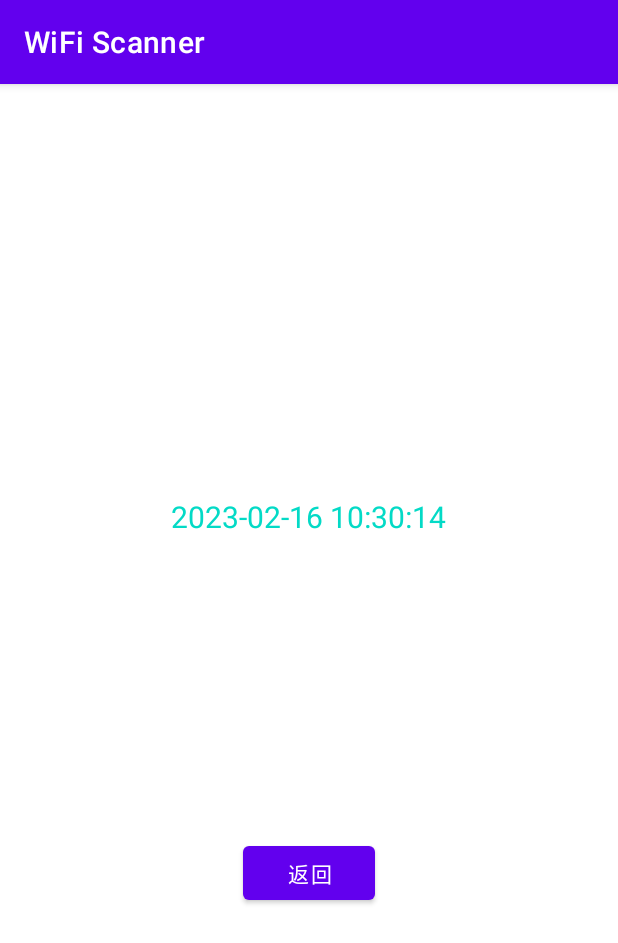
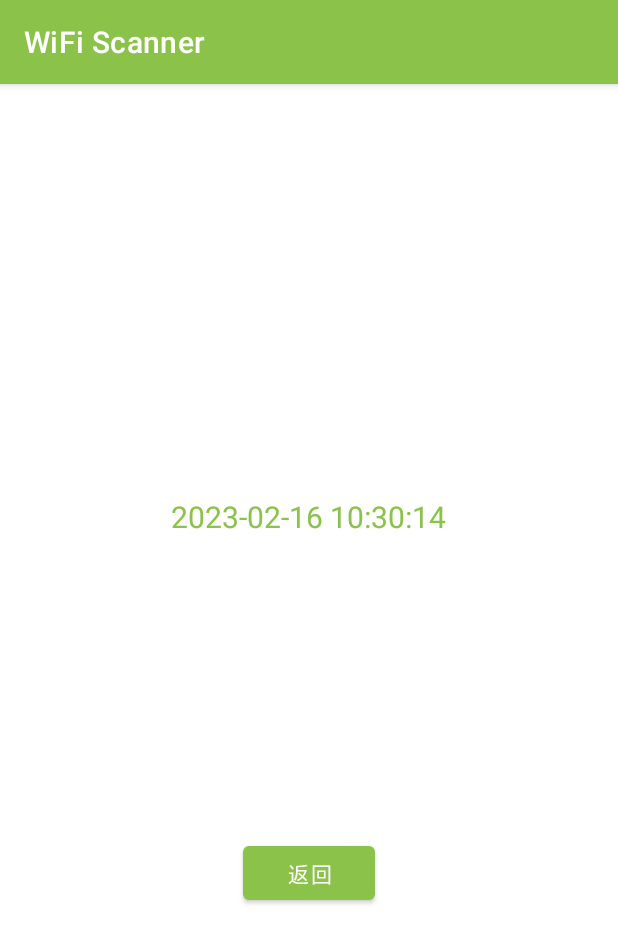
Before and after one commit to GUOBAJUN/WiFiScanner, an Android app: the wlan_detail_info screen opened directly, with no data from a screen before it, on a phone screen of 412 x 824 dp. Shown: the top 943 px of the screen. Run offline under Robolectric (Android 15) with nearby library versions, the phone set to English and light mode, and no system bars; 2 statements that could not run were skipped.

Commit message:
Themes Update; Details improve

```diff
--- a/app/src/main/java/com/potato/wifiscanner/MainActivity.java
+++ b/app/src/main/java/com/potato/wifiscanner/MainActivity.java
@@ -35,6 +35,10 @@ public class MainActivity extends AppCompatActivity {
                 Toast.makeText(MainActivity.this, "无定位权限，无法获取WiFi信息", Toast.LENGTH_SHORT).show();
                 return;
             }
+            if (wifiMgr.isWifiEnabled() == false) {
+                Toast.makeText(MainActivity.this, "请打开WiFi开关以进行扫描", Toast.LENGTH_SHORT).show();
+                return;
+            }
             button_scan.setText("刷新");
             List<ScanResult> results = wifiMgr.getScanResults(); // 获取扫描结果
             results.sort(Comparator.comparingInt(a -> -a.level)); // 对结果按照信号由强到弱排序
--- a/app/src/main/java/com/potato/wifiscanner/wlan_detail_info.java
+++ b/app/src/main/java/com/potato/wifiscanner/wlan_detail_info.java
@@ -83,7 +83,6 @@ public class wlan_detail_info extends AppCompatActivity {
         //检查WiFi扫描列表是否更新
         new Thread(() -> {
             while (!isUpdated) {
-                wifiMgr.startScan(); // 旧版api，不知道新版Android怎么触发WiFi扫描
                 isUpdated = true;
                 try {
                     Thread.sleep(2000);
--- a/app/src/main/res/layout/detail_wlan_info.xml
+++ b/app/src/main/res/layout/detail_wlan_info.xml
@@ -14,7 +14,6 @@
         android:layout_height="wrap_content"
         android:gravity="center"
         android:layout_marginTop="100dp"
-        android:textColor="@color/design_default_color_primary"
         android:textSize="35sp"/>
 
     <TextView
@@ -23,7 +22,6 @@
         android:layout_height="wrap_content"
         android:layout_marginTop="50dp"
         android:gravity="center"
-        android:textColor="@color/design_default_color_secondary"
         android:textSize="20sp" />
     <TextView
         android:id="@+id/real_time"
@@ -31,7 +29,6 @@
         android:layout_height="wrap_content"
         android:layout_marginTop="50dp"
         android:gravity="center"
-        android:textColor="@color/design_default_color_secondary"
         android:textSize="20sp" />
     <Button
         android:id="@+id/button_back"
--- a/app/src/main/res/values-night/themes.xml
+++ b/app/src/main/res/values-night/themes.xml
@@ -2,8 +2,8 @@
     <!-- Base application theme. -->
     <style name="Theme.WiFiScanner" parent="Theme.MaterialComponents.DayNight.DarkActionBar">
         <!-- Primary brand color. -->
-        <item name="colorPrimary">@color/purple_200</item>
-        <item name="colorPrimaryVariant">@color/purple_700</item>
+        <item name="colorPrimary">@color/green_200</item>
+        <item name="colorPrimaryVariant">@color/green_700</item>
         <item name="colorOnPrimary">@color/black</item>
         <!-- Secondary brand color. -->
         <item name="colorSecondary">@color/teal_200</item>
--- a/app/src/main/res/values/colors.xml
+++ b/app/src/main/res/values/colors.xml
@@ -7,4 +7,7 @@
     <color name="teal_700">#FF018786</color>
     <color name="black">#FF000000</color>
     <color name="white">#FFFFFFFF</color>
+    <color name="green_200">#C5E1A5</color>
+    <color name="green_500">#8BC34A</color>
+    <color name="green_700">#689F38</color>
 </resources>
--- a/app/src/main/res/values/themes.xml
+++ b/app/src/main/res/values/themes.xml
@@ -2,8 +2,8 @@
     <!-- Base application theme. -->
     <style name="Theme.WiFiScanner" parent="Theme.MaterialComponents.DayNight.DarkActionBar">
         <!-- Primary brand color. -->
-        <item name="colorPrimary">@color/purple_500</item>
-        <item name="colorPrimaryVariant">@color/purple_700</item>
+        <item name="colorPrimary">@color/green_500</item>
+        <item name="colorPrimaryVariant">@color/green_700</item>
         <item name="colorOnPrimary">@color/white</item>
         <!-- Secondary brand color. -->
         <item name="colorSecondary">@color/teal_200</item>
@@ -12,5 +12,7 @@
         <!-- Status bar color. -->
         <item name="android:statusBarColor">?attr/colorPrimaryVariant</item>
         <!-- Customize your theme here. -->
+        <item name="android:textColor">@color/green_500</item>
+
     </style>
 </resources>
```
Also changed, not shown: app/src/main/java/com/potato/wifiscanner/WifiInfoAdapter.java (+22 -13 lines), app/src/main/res/layout/wifi_info_item.xml (+22 -4 lines).
